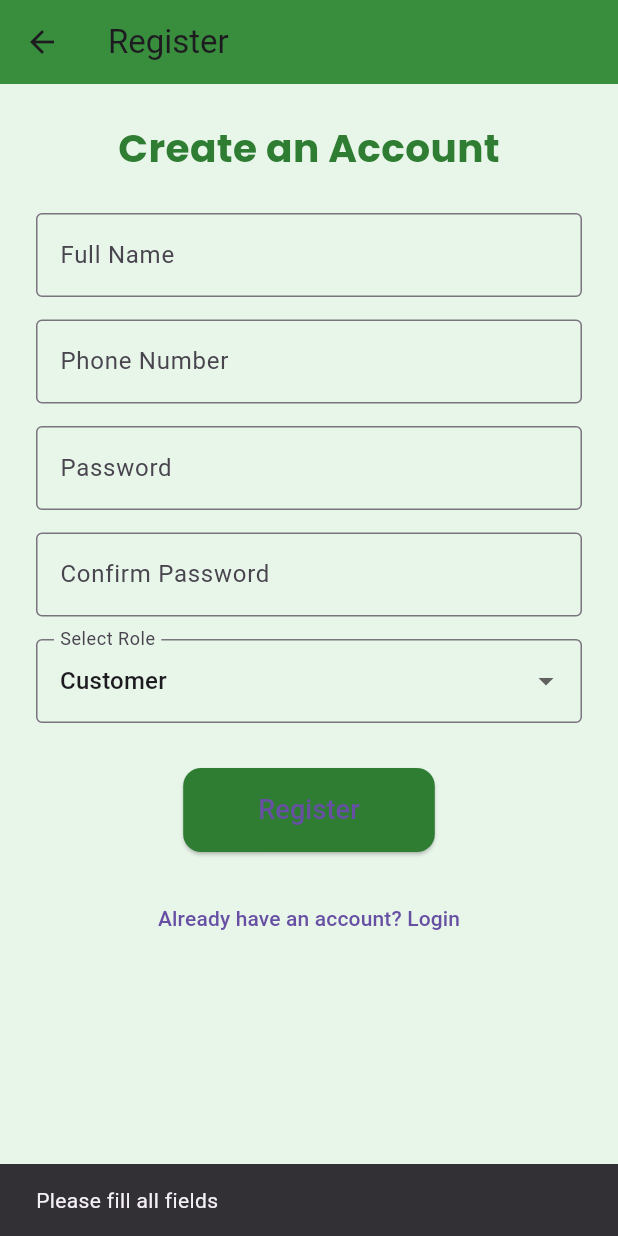
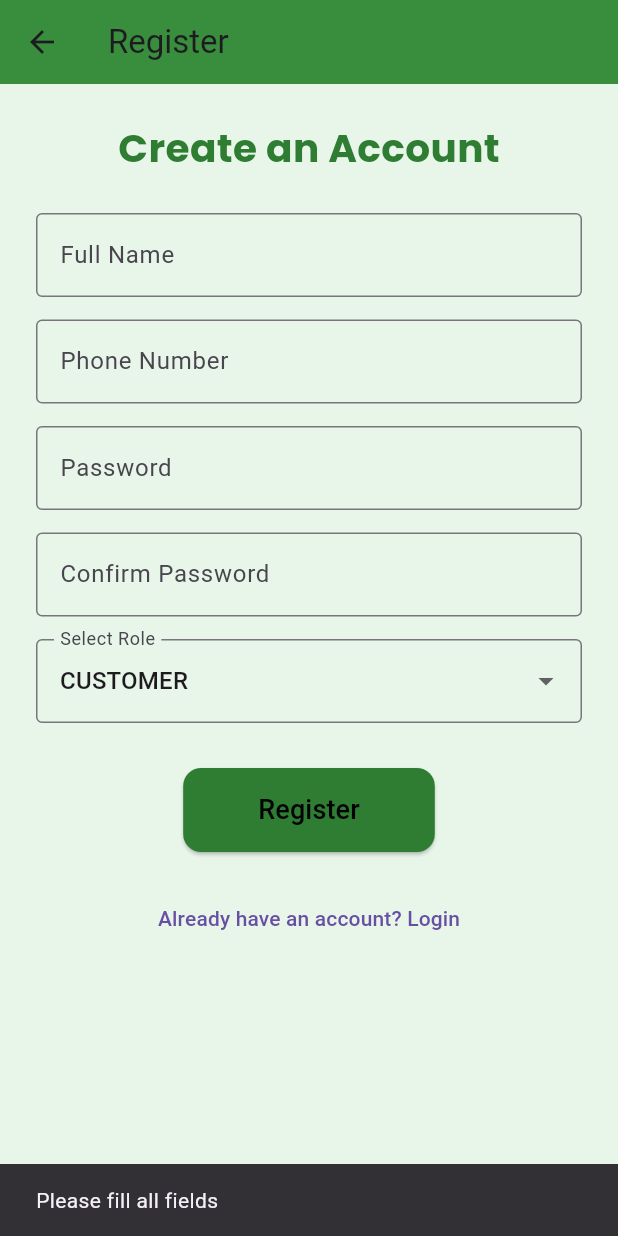
Before and after one commit to meetzakaria/AgroVilla_App, a Flutter app: the RegisterScreen screen opened by its route, after a tap on "Register", on a phone screen of 412 x 824 dp. Run offline on Flutter 3.47's test engine with Material 3 defaults, Android fonts, the phone set to English and light mode, and no system bars; our stand-ins replace carousel_slider, google_fonts, shared_preferences; accounts and stored records are empty.

Commit message:
login & register Successful

```diff
--- a/lib/screens/auth/register_acreen.dart
+++ b/lib/screens/auth/register_acreen.dart
@@ -17,8 +17,8 @@ class _RegisterScreenState extends State<RegisterScreen> {
   final passwordController = TextEditingController();
   final confirmPasswordController = TextEditingController();
 
-  String selectedRole = 'Customer';
-  final List<String> roles = ['Customer', 'Seller', 'Admin'];
+  String selectedRole = 'CUSTOMER';
+  final List<String> roles = ['CUSTOMER', 'SELLER'];
 
   bool isLoading = false;
 
@@ -46,14 +46,14 @@ class _RegisterScreenState extends State<RegisterScreen> {
       isLoading = true;
     });
 
-    const String apiUrl = "http://192.168.0.90:8081/api/auth/register"; // for emulator
+    const String apiUrl = "http://10.146.146.45:8081/api/auth/register"; // for emulator
 
     final Map<String, dynamic> requestBody = {
       "name": name,
       "phoneNumber": phoneNumber,
       "password": password,
       "role": selectedRole,
-      "sellerStatus": selectedRole == "Seller" ? "ACTIVE" : "N/A",
+      "sellerStatus": "APPROVED",
     };
 
     try {
@@ -164,7 +164,7 @@ class _RegisterScreenState extends State<RegisterScreen> {
               ),
               child: isLoading
                   ? const CircularProgressIndicator(color: Colors.white)
-                  : const Text('Register', style: TextStyle(fontSize: 18)),
+                  : const Text('Register', style: TextStyle(fontSize: 18, color: Colors.black)),
             ),
             const SizedBox(height: 20),
             TextButton(
--- a/lib/utils/api_config.dart
+++ b/lib/utils/api_config.dart
@@ -1 +1 @@
-const String baseUrl = 'http://192.168.0.90:8081/api/auth';
+const String baseUrl = 'http://10.146.146.45:8081/api/auth';
```
Also changed, not shown: lib/screens/auth/login_screen.dart (+51 -28 lines).
